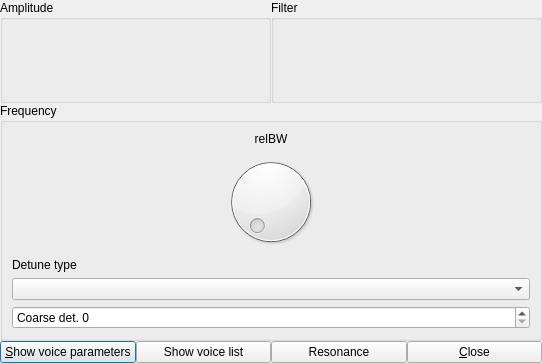
This is src/NewUI/Addnote/AddnoteUI.ui in saidinesh5/ZynAddSubFX as Qt 5 draws it before an edit. The edited form follows.
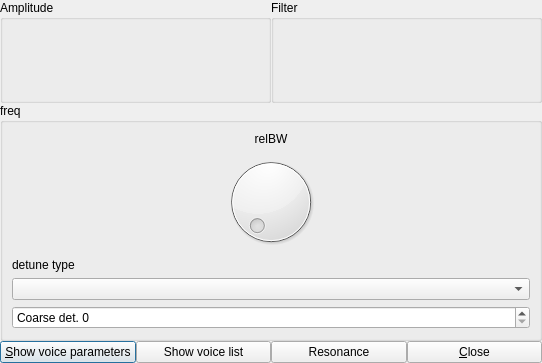
This is the edited form. Custom widgets are drawn as their Qt base class.

What changed in the file:
```diff
--- a/src/NewUI/Addnote/AddnoteUI.ui
+++ b/src/NewUI/Addnote/AddnoteUI.ui
@@ -78,7 +78,7 @@
       </sizepolicy>
      </property>
      <property name="title">
-      <string>Frequency</string>
+      <string>freq</string>
      </property>
      <layout class="QGridLayout" name="gridLayout_5">
       <property name="margin">
@@ -113,7 +113,7 @@
          <item>
           <widget class="QLabel" name="label_8">
            <property name="text">
-            <string>Detune type</string>
+            <string>detune type</string>
            </property>
           </widget>
          </item>
```
